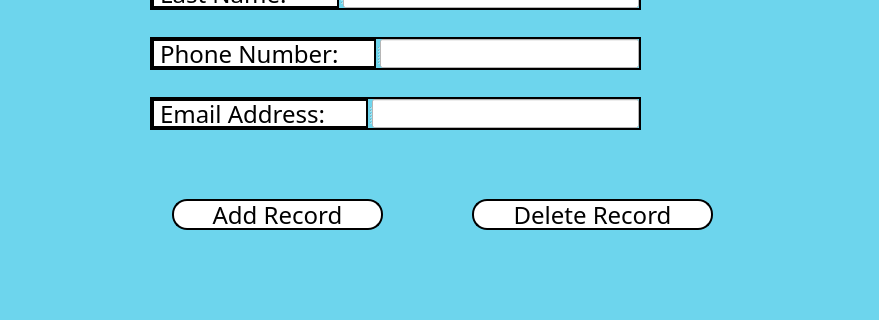
Lurothero/KidneyAssociation, file doctorcontact.ui: the form before one commit; both pictures show x 0 to 879 and y 173 to 493 of the 879 by 493 pixel window.
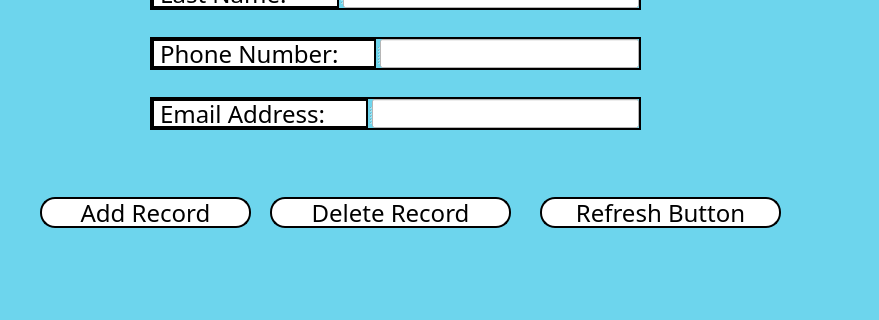
The form after the commit.

Commit message: refresh button created to allow ID to show after entering a new record

The edit to the form file:
```diff
--- a/doctorcontact.ui
+++ b/doctorcontact.ui
@@ -165,8 +165,8 @@
   <widget class="QPushButton" name="AddRecord_BTN">
    <property name="geometry">
     <rect>
-     <x>172</x>
-     <y>372</y>
+     <x>40</x>
+     <y>370</y>
      <width>211</width>
      <height>31</height>
     </rect>
@@ -220,8 +220,8 @@
   <widget class="QPushButton" name="DeleteRecord_BTN">
    <property name="geometry">
     <rect>
-     <x>472</x>
-     <y>372</y>
+     <x>270</x>
+     <y>370</y>
      <width>241</width>
      <height>31</height>
     </rect>
@@ -272,6 +272,27 @@
     </property>
    </widget>
   </widget>
+  <widget class="QPushButton" name="Refresh_BTN">
+   <property name="geometry">
+    <rect>
+     <x>540</x>
+     <y>370</y>
+     <width>241</width>
+     <height>31</height>
+    </rect>
+   </property>
+   <property name="styleSheet">
+    <string notr="true">QPushButton
+{
+   border: 2px solid black;
+   background-color: white;
+   border-radius: 15px;
+}</string>
+   </property>
+   <property name="text">
+    <string>Refresh Button</string>
+   </property>
+  </widget>
  </widget>
  <resources/>
  <connections/>
```
The commit also changes 2 other files.
